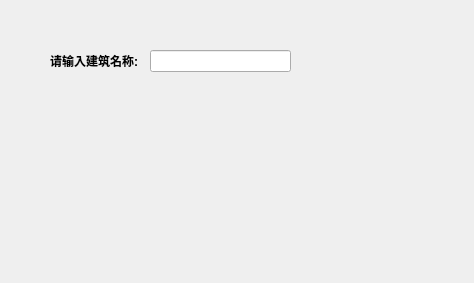
Belikov0/CampusMap, file searchbuildingwidget.ui: the form before one commit.
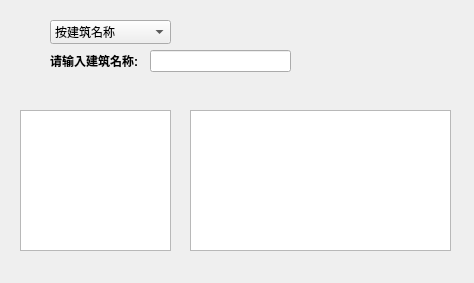
The form after the commit.

The edit to the form file:
```diff
--- a/searchbuildingwidget.ui
+++ b/searchbuildingwidget.ui
@@ -41,6 +41,46 @@
     <string>请输入建筑名称:</string>
    </property>
   </widget>
+  <widget class="QComboBox" name="conditionComboBox">
+   <property name="geometry">
+    <rect>
+     <x>50</x>
+     <y>20</y>
+     <width>121</width>
+     <height>24</height>
+    </rect>
+   </property>
+   <item>
+    <property name="text">
+     <string>按建筑名称</string>
+    </property>
+   </item>
+   <item>
+    <property name="text">
+     <string>按设施名称</string>
+    </property>
+   </item>
+  </widget>
+  <widget class="QTextBrowser" name="innerMessageTextBrowser">
+   <property name="geometry">
+    <rect>
+     <x>20</x>
+     <y>110</y>
+     <width>151</width>
+     <height>141</height>
+    </rect>
+   </property>
+  </widget>
+  <widget class="QTextBrowser" name="outerMessageTextBrowser">
+   <property name="geometry">
+    <rect>
+     <x>190</x>
+     <y>110</y>
+     <width>261</width>
+     <height>141</height>
+    </rect>
+   </property>
+  </widget>
  </widget>
  <resources/>
  <connections/>
```
